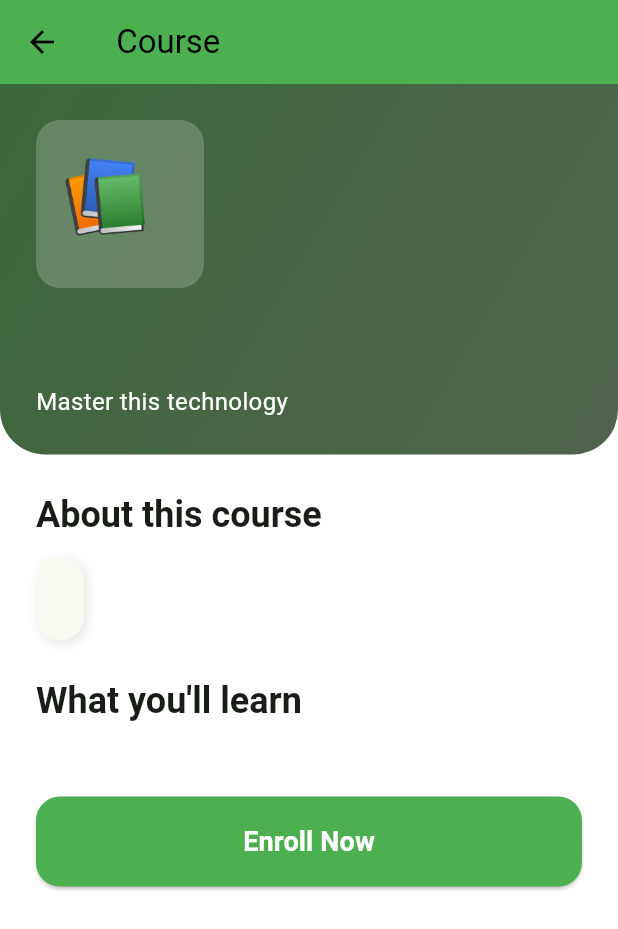
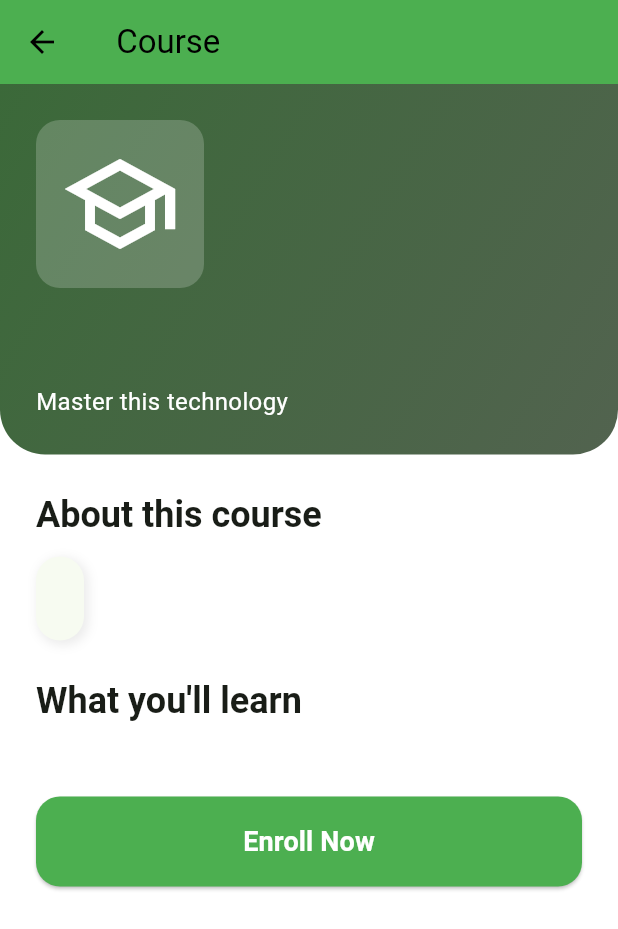
Before and after one commit to MuazRahman/skillorbit, a Flutter app: the CourseDetailsScreen screen opened directly with empty values, on a phone screen of 412 x 824 dp. Shown: the top 929 px of the screen. Run offline on Flutter 3.47's test engine with Material 3 defaults, Android fonts, the light colour scheme and no system bars; our stand-ins replace cloud_firestore, firebase_core, flutter_svg, get, google_fonts; accounts and stored records are empty.

Commit message:
feat: Introduce SVG icons for courses and refine UI
This commit introduces SVG icons for all courses, replacing the previous emoji and basic icon system. It also refactors the UI to properly handle and display these new assets, along with providing fallback mechanisms.

- **New SVG Icon Assets:**
  - Added new SVG image assets for all courses to `assets/images/`, including `flutter-svg.svg`, `dart_svg.svg`, `java_svg.svg`, `python_svg.svg`, `c_svg.svg`, `c++_svg.svg`, `html_svg.svg`, `mysql_svg.svg`, `database_svg.svg`, and `react-svg.svg`.
  - Updated `pubspec.yaml` to include the new `assets/images/` directory.

- **UI Integration and Refinement:**
  - `course_controller.dart`: The `getCourseIcon` method is updated to return the correct file path for each course's new SVG icon. The asset paths were corrected by removing the `lib/core/` prefix.
  - `home_screen.dart`, `my_course_screen.dart`, `enrolled_course_screen.dart`, `course_details_screen.dart`:
    - Logic updated to use `SvgPicture.asset` for displaying course icons.
    - Added `placeholderBuilder` and `errorBuilder` to provide a fallback `Icon` in case an image fails to load, ensuring a more robust UI.
  - `course_details_screen.dart`:
    - Replaced hardcoded emoji representations with a system that returns an `IconData` (`_getIconForCourse` method) for fallback scenarios.
    - Changed the deprecated `Colors.white.withOpacity()` to `Colors.white.withValues()`.

- **Dependency Update:**
  - Added `flutter_svg` package to `enrolled_course_screen.dart` to support SVG rendering on that screen.

```diff
--- a/lib/controllers/course_controller.dart
+++ b/lib/controllers/course_controller.dart
@@ -66,13 +66,15 @@ class CourseController extends GetxController {
             print(
               'Loaded ${topics.length} topics for course: ${courseModel.name}',
             );
+            final iconPath = getCourseIcon(courseModel.name);
+            print('Setting icon for course ${courseModel.name}: $iconPath');
             courses.add(
               Course(
                 id: courseModel.id,
                 name: courseModel.name,
                 description: courseModel.description,
                 topics: topics,
-                icon: getCourseIcon(courseModel.name),
+                icon: iconPath,
                 hasDetailedTopics: courseModel.hasDetailedTopics,
                 topicNames: courseModel.topicNames,
               ),
@@ -90,13 +92,15 @@ class CourseController extends GetxController {
               'Loaded ${topicNames.length} topic names for course: ${courseModel.name}',
             );
             print('Topic names: $topicNames');
+            final iconPath = getCourseIcon(courseModel.name);
+            print('Setting icon for course ${courseModel.name}: $iconPath');
             courses.add(
               Course(
                 id: courseModel.id,
                 name: courseModel.name,
                 description: courseModel.description,
                 topics: [], // Will be populated when needed
-                icon: getCourseIcon(courseModel.name),
+                icon: iconPath,
                 hasDetailedTopics: courseModel.hasDetailedTopics,
                 topicNames: topicNames,
               ),
@@ -133,27 +137,27 @@ class CourseController extends GetxController {
     switch (courseName.toLowerCase()) {
       case 'flutter':
         // Return SVG icon
-        return 'lib/core/assets/images/flutter-svg.svg';
+        return 'assets/images/flutter-svg.svg';
       case 'c':
-        return 'lib/core/assets/images/c_svg.svg';
+        return 'assets/images/c_svg.svg';
       case 'c++':
-        return 'lib/core/assets/images/c++_svg.svg';
+        return 'assets/images/c++_svg.svg';
       case 'java':
-        return 'lib/core/assets/images/java_svg.svg';
+        return 'assets/images/java_svg.svg';
       case 'database':
-        return 'lib/core/assets/images/database_svg.svg';
+        return 'assets/images/database_svg.svg';
       case 'mysql':
-        return 'lib/core/assets/images/mysql_svg.svg';
+        return 'assets/images/mysql_svg.svg';
       case 'html':
-        return 'lib/core/assets/images/html_svg.svg';
+        return 'assets/images/html_svg.svg';
       case 'python':
-        return 'lib/core/assets/images/python_svg.svg';
+        return 'assets/images/python_svg.svg';
       case 'dart':
-        return 'lib/core/assets/images/dart_svg.svg';
+        return 'assets/images/dart_svg.svg';
       case 'react':
-        return 'lib/core/assets/images/react-svg.svg';
+        return 'assets/images/react-svg.svg';
       default:
-        return 'lib/core/assets/images/default_course_icon.png';
+        return 'assets/images/flutter-svg.svg'; // Use flutter icon as default
     }
   }
 
--- a/lib/screens/course_details_screen.dart
+++ b/lib/screens/course_details_screen.dart
@@ -61,7 +61,7 @@ class CourseDetailsScreen extends StatelessWidget {
                   Container(
                     padding: const EdgeInsets.all(16.0),
                     decoration: BoxDecoration(
-                      color: Colors.white.withOpacity(0.2),
+                      color: Colors.white.withValues(alpha: 0.2),
                       borderRadius: BorderRadius.circular(16),
                     ),
                     child: SizedBox(
@@ -72,16 +72,31 @@ class CourseDetailsScreen extends StatelessWidget {
                                 ? SvgPicture.asset(
                                     course.icon,
                                     fit: BoxFit.contain,
+                                    placeholderBuilder: (context) => Icon(
+                                      _getIconForCourse(courseName),
+                                      size: 80,
+                                      color: Colors.white,
+                                    ),
                                   )
                                 : course.icon.contains('.png')
-                                ? Image.asset(course.icon, fit: BoxFit.contain)
-                                : Text(
+                                ? Image.asset(
+                                    course.icon,
+                                    fit: BoxFit.contain,
+                                    errorBuilder: (context, error, stackTrace) => Icon(
+                                      _getIconForCourse(courseName),
+                                      size: 80,
+                                      color: Colors.white,
+                                    ),
+                                  )
+                                : Icon(
                                     _getIconForCourse(courseName),
-                                    style: const TextStyle(fontSize: 48),
+                                    size: 80,
+                                    color: Colors.white,
                                   ))
-                          : Text(
+                          : Icon(
                               _getIconForCourse(courseName),
-                              style: const TextStyle(fontSize: 48),
+                              size: 80,
+                              color: Colors.white,
                             ),
                     ),
                   ),
@@ -125,7 +140,7 @@ class CourseDetailsScreen extends StatelessWidget {
                       borderRadius: BorderRadius.circular(16),
                       boxShadow: [
                         BoxShadow(
-                          color: Colors.grey.withOpacity(0.2),
+                          color: Colors.grey.withValues(alpha: 0.2),
                           spreadRadius: 1,
                           blurRadius: 5,
                           offset: const Offset(2, 2),
@@ -176,7 +191,7 @@ class CourseDetailsScreen extends StatelessWidget {
                           borderRadius: BorderRadius.circular(12),
                           boxShadow: [
                             BoxShadow(
-                              color: Colors.grey.withOpacity(0.2),
+                              color: Colors.grey.withValues(alpha: 0.2),
                               spreadRadius: 1,
                               blurRadius: 3,
                               offset: const Offset(2, 2),
@@ -280,30 +295,29 @@ class CourseDetailsScreen extends StatelessWidget {
     );
   }
 
-  String _getIconForCourse(String courseName) {
+  IconData _getIconForCourse(String courseName) {
     switch (courseName.toLowerCase()) {
       case 'flutter':
-        return '📱';
+        return Icons.phone_android;
       case 'c':
-        return '💻';
       case 'c++':
-        return '⚡';
+        return Icons.code_sharp;
       case 'java':
-        return '☕';
+        return Icons.coffee_outlined;
       case 'database':
-        return '🗄️';
+        return Icons.storage_rounded;
       case 'mysql':
-        return '🐬';
+        return Icons.dns_outlined;
       case 'html':
-        return '🌐';
+        return Icons.web_asset;
       case 'python':
-        return '🐍';
+        return Icons.code;
       case 'react':
-        return '⚛️';
+        return Icons.web;
       case 'dart':
-        return '🎯';
+        return Icons.arrow_forward;
       default:
-        return '📚';
+        return Icons.school_outlined;
     }
   }
 }
--- a/pubspec.yaml
+++ b/pubspec.yaml
@@ -41,5 +41,5 @@ dev_dependencies:
 flutter:
   uses-material-design: true
 
-assets:
-  - lib/core/assets/images
+  assets:
+    - assets/images/
```
Also changed, not shown: lib/screens/enrolled_course_screen.dart (+34 -4 lines), lib/screens/home_screen.dart (+10 -0 lines), lib/screens/my_course_screen.dart (+10 -0 lines), assets/images/c++_svg.svg (added), assets/images/c_svg.svg (added), assets/images/dart_svg.svg (added), assets/images/database_svg.svg (added), assets/images/flutter-svg.svg (added), assets/images/html_svg.svg (added), assets/images/java_svg.svg (added), assets/images/mysql_svg.svg (added), assets/images/python_svg.svg (added), assets/images/react-svg.svg (added).
